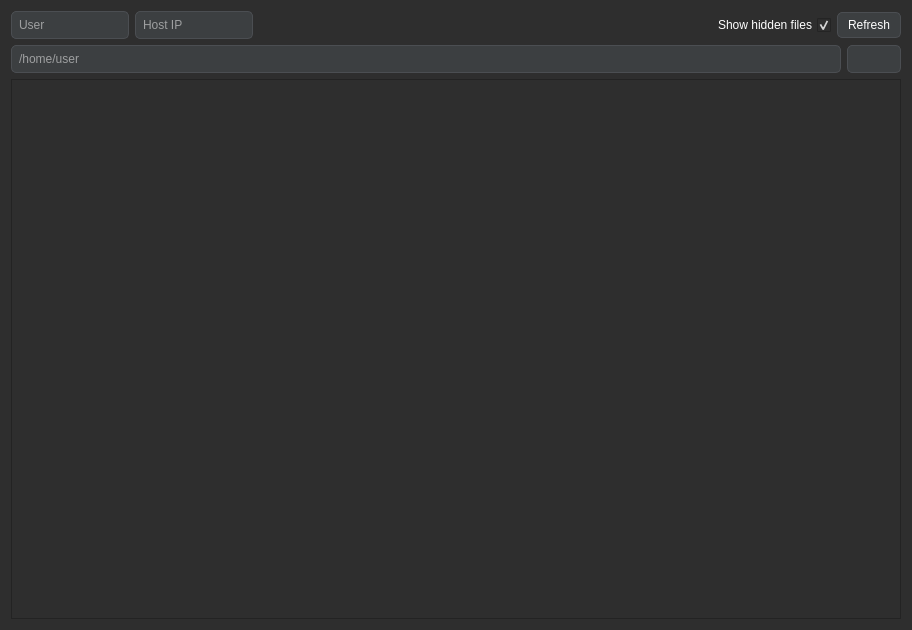
Old version of the form rover_gui/ui/ui/FileExplorer.ui in the repository robotique-udes/rover.
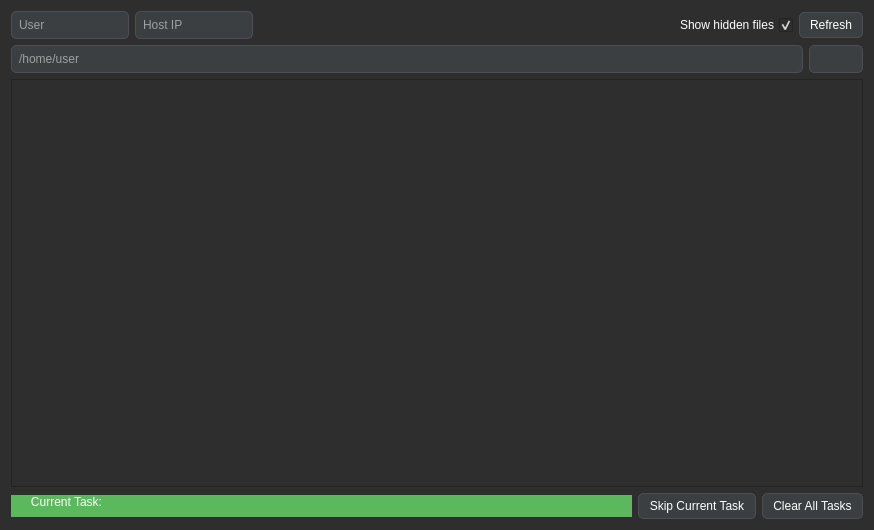
New version of the form. Icons and pictures are not drawn. Custom widgets are drawn as their Qt base class.

Patch:
```diff
--- a/rover_gui/ui/ui/FileExplorer.ui
+++ b/rover_gui/ui/ui/FileExplorer.ui
@@ -6,8 +6,8 @@
    <rect>
     <x>0</x>
     <y>0</y>
-    <width>912</width>
-    <height>630</height>
+    <width>874</width>
+    <height>530</height>
    </rect>
   </property>
   <property name="cursor">
@@ -354,6 +354,97 @@
        </attribute>
       </widget>
      </item>
+     <item>
+      <layout class="QHBoxLayout" name="horizontalLayout_2">
+       <item>
+        <widget class="QProgressBar" name="progressBar">
+         <property name="autoFillBackground">
+          <bool>false</bool>
+         </property>
+         <property name="locale">
+          <locale language="English" country="UnitedStates"/>
+         </property>
+         <property name="maximum">
+          <number>10</number>
+         </property>
+         <property name="value">
+          <number>10</number>
+         </property>
+         <property name="textVisible">
+          <bool>true</bool>
+         </property>
+         <property name="orientation">
+          <enum>Qt::Horizontal</enum>
+         </property>
+         <property name="invertedAppearance">
+          <bool>false</bool>
+         </property>
+         <property name="textDirection">
+          <enum>QProgressBar::TopToBottom</enum>
+         </property>
+         <property name="format">
+          <string>      Current Task: </string>
+         </property>
+        </widget>
+       </item>
+       <item>
+        <widget class="QPushButton" name="pb_refresh_2">
+         <property name="sizePolicy">
+          <sizepolicy hsizetype="Minimum" vsizetype="Fixed">
+           <horstretch>0</horstretch>
+           <verstretch>0</verstretch>
+          </sizepolicy>
+         </property>
+         <property name="minimumSize">
+          <size>
+           <width>0</width>
+           <height>0</height>
+          </size>
+         </property>
+         <property name="maximumSize">
+          <size>
+           <width>200</width>
+           <height>16777215</height>
+          </size>
+         </property>
+         <property name="cursor">
+          <cursorShape>PointingHandCursor</cursorShape>
+         </property>
+         <property name="text">
+          <string>Skip Current Task</string>
+         </property>
+        </widget>
+       </item>
+       <item>
+        <widget class="QPushButton" name="pb_refresh_3">
+         <property name="sizePolicy">
+          <sizepolicy hsizetype="Minimum" vsizetype="Fixed">
+           <horstretch>0</horstretch>
+           <verstretch>0</verstretch>
+          </sizepolicy>
+         </property>
+         <property name="minimumSize">
+          <size>
+           <width>0</width>
+           <height>0</height>
+          </size>
+         </property>
+         <property name="maximumSize">
+          <size>
+           <width>200</width>
+           <height>16777215</height>
+          </size>
+         </property>
+         <property name="cursor">
+          <cursorShape>PointingHandCursor</cursorShape>
+         </property>
+         <property name="text">
+          <string>Clear All Tasks</string>
+         </property>
+        </widget>
+       </item>
+      </layout>
+     </item>
     </layout>
    </item>
   </layout>
```
